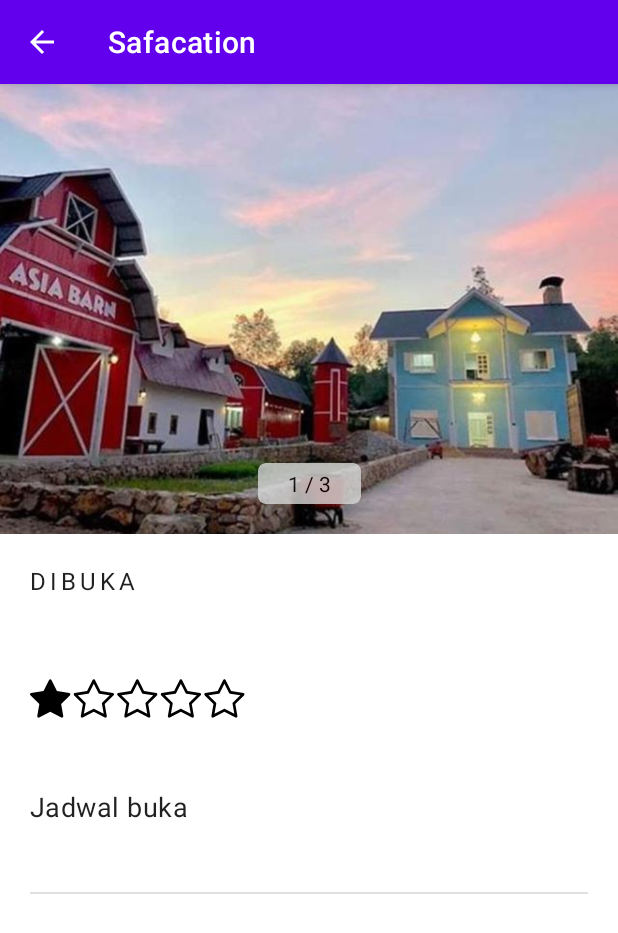
After one commit to syariff2/Safacation, an Android app: the DetailActivity screen opened directly, with no data from a screen before it, on a phone screen of 412 x 824 dp. The commit adds this screen. Shown: the top 933 px of the screen. Run offline under Robolectric (Android 15) with nearby library versions, the phone set to English and light mode, and no system bars.

Commit message:
Menambahkan halaman detail & fitur geser gambar

```diff
--- a/app/src/main/AndroidManifest.xml
+++ b/app/src/main/AndroidManifest.xml
@@ -10,6 +10,9 @@
         android:supportsRtl="true"
         android:theme="@style/Theme.Safacation">
         <activity
+            android:name=".DetailActivity"
+            android:exported="false" />
+        <activity
             android:name=".MainActivity"
             android:exported="true">
             <intent-filter>
--- /dev/null
+++ b/app/src/main/java/com/sawelo/safacation/DetailActivity.kt
@@ -0,0 +1,65 @@
+package com.sawelo.safacation
+
+import android.os.Bundle
+import android.view.MenuItem
+import androidx.appcompat.app.AppCompatActivity
+import androidx.viewpager2.widget.ViewPager2
+import com.sawelo.safacation.databinding.ActivityDetailBinding
+
+class DetailActivity : AppCompatActivity() {
+    private lateinit var binding: ActivityDetailBinding
+
+    override fun onCreate(savedInstanceState: Bundle?) {
+        super.onCreate(savedInstanceState)
+        binding = ActivityDetailBinding.inflate(layoutInflater)
+        setContentView(binding.root)
+
+        supportActionBar?.setDisplayHomeAsUpEnabled(true)
+
+        val photoList = listOf(
+            R.drawable.asiafarm,
+            R.drawable.asiafarm1,
+            R.drawable.asiafarm2
+        )
+
+        binding.detailPhotoPager.adapter = DetailPhotoAdapter(
+            supportFragmentManager, lifecycle, photoList,
+        )
+
+        val initialPosition = "1 / ${DetailPhotoAdapter.ITEM_COUNT}"
+        binding.detailPhotoPosition.text = initialPosition
+
+        binding.detailPhotoPager.registerOnPageChangeCallback(
+            object : ViewPager2.OnPageChangeCallback() {
+                override fun onPageScrolled(
+                    position: Int,
+                    positionOffset: Float,
+                    positionOffsetPixels: Int
+                ) {
+                    super.onPageScrolled(position, positionOffset, positionOffsetPixels)
+                    when {
+                        (positionOffset < 0.5) -> {
+                            val currentPosition = "${position + 1} / ${DetailPhotoAdapter.ITEM_COUNT}"
+                            binding.detailPhotoPosition.text = currentPosition
+                        }
+                        (positionOffset >= 0.5) -> {
+                            val currentPosition = "${position + 2} / ${DetailPhotoAdapter.ITEM_COUNT}"
+                            binding.detailPhotoPosition.text = currentPosition
+                        }
+                    }
+                }
+            }
+        )
+    }
+
+    /**
+     * Jika tombol kembali ditekan, maka kembali ke MainActivity
+     */
+    override fun onOptionsItemSelected(item: MenuItem): Boolean {
+        if (item.itemId == android.R.id.home) {
+            finish()
+            return true
+        }
+        return false
+    }
+}
--- /dev/null
+++ b/app/src/main/java/com/sawelo/safacation/DetailPhotoAdapter.kt
@@ -0,0 +1,29 @@
+package com.sawelo.safacation
+
+import android.os.Bundle
+import androidx.fragment.app.Fragment
+import androidx.fragment.app.FragmentManager
+import androidx.lifecycle.Lifecycle
+import androidx.viewpager2.adapter.FragmentStateAdapter
+
+class DetailPhotoAdapter(
+    fragmentManager: FragmentManager,
+    lifeCycle: Lifecycle,
+    private val photoList: List<Int>,
+) :
+    FragmentStateAdapter(fragmentManager, lifeCycle) {
+    override fun getItemCount(): Int = ITEM_COUNT
+
+    override fun createFragment(position: Int): Fragment {
+        val fragment = DetailPhotoFragment()
+        fragment.arguments = Bundle().apply {
+            putInt(PHOTO_ARGS, photoList[position])
+        }
+        return fragment
+    }
+
+    companion object {
+        const val PHOTO_ARGS = "PHOTO_ARGS"
+        const val ITEM_COUNT = 3
+    }
+}
--- /dev/null
+++ b/app/src/main/java/com/sawelo/safacation/DetailPhotoFragment.kt
@@ -0,0 +1,25 @@
+package com.sawelo.safacation
+
+import android.os.Bundle
+import android.view.LayoutInflater
+import android.view.View
+import android.view.ViewGroup
+import android.widget.ImageView
+import androidx.fragment.app.Fragment
+
+class DetailPhotoFragment : Fragment() {
+    override fun onCreateView(
+        inflater: LayoutInflater, container: ViewGroup?,
+        savedInstanceState: Bundle?
+    ): View? {
+        return inflater.inflate(R.layout.fragment_detail_photo, container, false)
+    }
+
+    override fun onViewCreated(view: View, savedInstanceState: Bundle?) {
+        super.onViewCreated(view, savedInstanceState)
+        arguments?.apply {
+            val imageView = view.findViewById<ImageView>(R.id.detail_photo_item)
+            imageView.setImageResource(getInt(DetailPhotoAdapter.PHOTO_ARGS))
+        }
+    }
+}
--- a/app/src/main/java/com/sawelo/safacation/HealthFragment.kt
+++ b/app/src/main/java/com/sawelo/safacation/HealthFragment.kt
@@ -1,17 +1,32 @@
 package com.sawelo.safacation
 
+import android.content.Intent
 import android.os.Bundle
-import androidx.fragment.app.Fragment
 import android.view.LayoutInflater
 import android.view.View
 import android.view.ViewGroup
+import androidx.fragment.app.Fragment
+import com.google.android.material.floatingactionbutton.ExtendedFloatingActionButton
 
 class HealthFragment : Fragment() {
     override fun onCreateView(
         inflater: LayoutInflater, container: ViewGroup?,
         savedInstanceState: Bundle?
     ): View? {
-        println("Percobaan baru")
         return inflater.inflate(R.layout.fragment_health, container, false)
     }
+
+    override fun onViewCreated(view: View, savedInstanceState: Bundle?) {
+        super.onViewCreated(view, savedInstanceState)
+
+        /**
+         * Aku taruh tombol fab disini sementara aja,
+         * cuma biar bisa masuk detail activity
+         */
+        val fab = view.findViewById<ExtendedFloatingActionButton>(R.id.fab)
+        fab.setOnClickListener {
+            val intent = Intent(requireContext(), DetailActivity::class.java)
+            startActivity(intent)
+        }
+    }
 }
--- /dev/null
+++ b/app/src/main/res/drawable/ic_starreview_1.xml
@@ -0,0 +1,41 @@
+<vector xmlns:android="http://schemas.android.com/apk/res/android"
+    android:width="144dp"
+    android:height="27dp"
+    android:viewportWidth="144"
+    android:viewportHeight="27">
+  <group>
+    <clip-path
+        android:pathData="M0,0h27v27h-27z"/>
+    <path
+        android:pathData="M6.095,26.06C5.444,26.394 4.705,25.809 4.836,25.061L6.237,17.079L0.292,11.416C-0.263,10.886 0.025,9.917 0.769,9.813L9.035,8.638L12.72,1.336C13.053,0.678 13.952,0.678 14.285,1.336L17.97,8.638L26.236,9.813C26.98,9.917 27.268,10.886 26.711,11.416L20.768,17.079L22.169,25.061C22.3,25.809 21.561,26.394 20.91,26.06L13.5,22.253L6.094,26.06H6.095Z"
+        android:fillColor="#000000"/>
+  </group>
+  <group>
+    <clip-path
+        android:pathData="M29.025,0h27v27h-27z"/>
+    <path
+        android:pathData="M33.861,25.059C33.73,25.809 34.469,26.394 35.12,26.06L42.528,22.253L49.935,26.06C50.586,26.394 51.325,25.809 51.194,25.061L49.793,17.079L55.736,11.416C56.293,10.886 56.006,9.917 55.261,9.813L46.995,8.638L43.31,1.337C43.239,1.189 43.129,1.063 42.99,0.976C42.852,0.888 42.691,0.842 42.528,0.842C42.364,0.842 42.203,0.888 42.065,0.976C41.926,1.063 41.816,1.189 41.745,1.337L38.06,8.64L29.795,9.815C29.05,9.919 28.762,10.888 29.317,11.418L35.262,17.081L33.861,25.063V25.059ZM42.139,20.39L35.918,23.586L37.09,16.909C37.117,16.755 37.106,16.597 37.058,16.448C37.01,16.3 36.927,16.165 36.814,16.057L31.911,11.382L38.748,10.41C38.89,10.389 39.024,10.333 39.14,10.249C39.255,10.164 39.348,10.053 39.411,9.924L42.525,3.751L45.642,9.924C45.705,10.053 45.798,10.164 45.914,10.249C46.029,10.333 46.163,10.389 46.305,10.41L53.143,11.38L48.239,16.055C48.126,16.164 48.043,16.299 47.995,16.448C47.947,16.596 47.936,16.755 47.964,16.909L49.135,23.586L42.915,20.39C42.794,20.328 42.661,20.296 42.526,20.296C42.39,20.296 42.257,20.328 42.137,20.39H42.139Z"
+        android:fillColor="#000000"/>
+  </group>
+  <group>
+    <clip-path
+        android:pathData="M58.05,0h27v27h-27z"/>
+    <path
+        android:pathData="M62.886,25.059C62.755,25.809 63.494,26.394 64.145,26.06L71.553,22.253L78.96,26.06C79.611,26.394 80.35,25.809 80.219,25.061L78.818,17.079L84.761,11.416C85.318,10.886 85.031,9.917 84.285,9.813L76.02,8.638L72.335,1.337C72.265,1.189 72.154,1.063 72.015,0.976C71.877,0.888 71.716,0.842 71.552,0.842C71.389,0.842 71.228,0.888 71.09,0.976C70.951,1.063 70.841,1.189 70.77,1.337L67.085,8.64L58.819,9.815C58.075,9.919 57.787,10.888 58.342,11.418L64.287,17.081L62.886,25.063V25.059ZM71.163,20.39L64.943,23.586L66.115,16.909C66.142,16.755 66.131,16.597 66.083,16.448C66.035,16.3 65.952,16.165 65.84,16.057L60.936,11.382L67.773,10.41C67.915,10.389 68.049,10.333 68.165,10.249C68.28,10.164 68.373,10.053 68.437,9.924L71.55,3.751L74.667,9.924C74.73,10.053 74.823,10.164 74.939,10.249C75.054,10.333 75.188,10.389 75.33,10.41L82.168,11.38L77.264,16.055C77.151,16.164 77.068,16.299 77.02,16.448C76.972,16.596 76.961,16.755 76.989,16.909L78.16,23.586L71.94,20.39C71.82,20.328 71.686,20.296 71.551,20.296C71.415,20.296 71.282,20.328 71.162,20.39H71.163Z"
+        android:fillColor="#000000"/>
+  </group>
+  <group>
+    <clip-path
+        android:pathData="M87.075,0h27v27h-27z"/>
+    <path
+        android:pathData="M91.911,25.059C91.78,25.809 92.519,26.394 93.17,26.06L100.578,22.253L107.985,26.06C108.636,26.394 109.375,25.809 109.244,25.061L107.843,17.079L113.786,11.416C114.343,10.886 114.056,9.917 113.311,9.813L105.045,8.638L101.36,1.337C101.289,1.189 101.179,1.063 101.04,0.976C100.902,0.888 100.741,0.842 100.578,0.842C100.414,0.842 100.253,0.888 100.115,0.976C99.976,1.063 99.866,1.189 99.795,1.337L96.11,8.64L87.844,9.815C87.1,9.919 86.812,10.888 87.367,11.418L93.312,17.081L91.911,25.063V25.059ZM100.189,20.39L93.968,23.586L95.14,16.909C95.167,16.755 95.156,16.597 95.108,16.448C95.06,16.3 94.977,16.165 94.865,16.057L89.961,11.382L96.798,10.41C96.94,10.389 97.074,10.333 97.19,10.249C97.305,10.164 97.398,10.053 97.462,9.924L100.575,3.751L103.692,9.924C103.755,10.053 103.848,10.164 103.964,10.249C104.079,10.333 104.213,10.389 104.355,10.41L111.193,11.38L106.289,16.055C106.176,16.164 106.093,16.299 106.045,16.448C105.997,16.596 105.986,16.755 106.014,16.909L107.185,23.586L100.965,20.39C100.845,20.328 100.711,20.296 100.576,20.296C100.441,20.296 100.307,20.328 100.187,20.39H100.189Z"
+        android:fillColor="#000000"/>
+  </group>
+  <group>
+    <clip-path
+        android:pathData="M116.1,0h27v27h-27z"/>
+    <path
+        android:pathData="M120.936,25.059C120.805,25.809 121.544,26.394 122.195,26.06L129.603,22.253L137.01,26.06C137.661,26.394 138.4,25.809 138.269,25.061L136.868,17.079L142.811,11.416C143.368,10.886 143.081,9.917 142.336,9.813L134.07,8.638L130.385,1.337C130.314,1.189 130.204,1.063 130.065,0.976C129.927,0.888 129.766,0.842 129.603,0.842C129.439,0.842 129.278,0.888 129.14,0.976C129.001,1.063 128.891,1.189 128.82,1.337L125.135,8.64L116.869,9.815C116.125,9.919 115.837,10.888 116.392,11.418L122.337,17.081L120.936,25.063V25.059ZM129.214,20.39L122.993,23.586L124.165,16.909C124.192,16.755 124.181,16.597 124.133,16.448C124.085,16.3 124.002,16.165 123.889,16.057L118.986,11.382L125.823,10.41C125.965,10.389 126.099,10.333 126.215,10.249C126.33,10.164 126.424,10.053 126.487,9.924L129.6,3.751L132.717,9.924C132.78,10.053 132.873,10.164 132.989,10.249C133.104,10.333 133.238,10.389 133.38,10.41L140.218,11.38L135.314,16.055C135.201,16.164 135.118,16.299 135.07,16.448C135.022,16.596 135.011,16.755 135.039,16.909L136.21,23.586L129.99,20.39C129.87,20.328 129.736,20.296 129.601,20.296C129.466,20.296 129.332,20.328 129.212,20.39H129.214Z"
+        android:fillColor="#000000"/>
+  </group>
+</vector>
--- /dev/null
+++ b/app/src/main/res/layout/activity_detail.xml
@@ -0,0 +1,118 @@
+<?xml version="1.0" encoding="utf-8"?>
+<ScrollView xmlns:android="http://schemas.android.com/apk/res/android"
+    xmlns:app="http://schemas.android.com/apk/res-auto"
+    xmlns:tools="http://schemas.android.com/tools"
+    android:layout_width="match_parent"
+    android:layout_height="match_parent"
+    tools:context=".DetailActivity">
+
+    <androidx.constraintlayout.widget.ConstraintLayout
+        android:layout_width="match_parent"
+        android:layout_height="wrap_content">
+
+        <androidx.viewpager2.widget.ViewPager2
+            android:id="@+id/detail_photo_pager"
+            android:layout_width="0dp"
+            android:layout_height="300dp"
+            app:layout_constraintEnd_toEndOf="parent"
+            app:layout_constraintStart_toStartOf="parent"
+            app:layout_constraintTop_toTopOf="parent" />
+
+        <androidx.cardview.widget.CardView
+            android:id="@+id/cardView2"
+            android:layout_width="wrap_content"
+            android:layout_height="wrap_content"
+            android:layout_margin="20dp"
+            android:alpha="0.8"
+            app:cardBackgroundColor="?attr/colorButtonNormal"
+            app:cardCornerRadius="5dp"
+            app:cardElevation="0dp"
+            app:layout_constraintBottom_toBottomOf="@id/detail_photo_pager"
+            app:layout_constraintEnd_toEndOf="parent"
+            app:layout_constraintStart_toStartOf="parent">
+
+            <TextView
+                android:id="@+id/detail_photo_position"
+                android:layout_width="wrap_content"
+                android:layout_height="wrap_content"
+                android:layout_gravity="center"
+                android:paddingHorizontal="20dp"
+                android:paddingVertical="4dp"
+                android:textColor="@color/black"
+                android:textSize="14sp"
+                tools:text="2 / 3" />
+
+        </androidx.cardview.widget.CardView>
+
+        <LinearLayout
+            android:layout_width="0dp"
+            android:layout_height="wrap_content"
+            android:orientation="vertical"
+            android:padding="20dp"
+            app:layout_constraintTop_toBottomOf="@id/detail_photo_pager"
+            app:layout_constraintStart_toStartOf="parent"
+            app:layout_constraintEnd_toEndOf="parent">
+
+            <TextView
+                android:id="@+id/detail_status"
+                style="@style/TextAppearance.MaterialComponents.Overline"
+                android:layout_width="wrap_content"
+                android:layout_height="wrap_content"
+                android:textSize="16sp"
+                android:text="@string/dibuka" />
+
+            <TextView
+                style="@style/TextAppearance.MaterialComponents.Subtitle2"
+                android:layout_width="wrap_content"
+                android:layout_height="wrap_content"
+                android:textColor="@color/black"
+                android:textSize="36sp"
+                tools:text="Nama Lokasi" />
+
+            <ImageView
+                android:layout_width="wrap_content"
+                android:layout_height="wrap_content"
+                android:layout_marginVertical="5dp"
+                android:src="@drawable/ic_starreview_1"
+                android:contentDescription="@string/star_review"/>
+
+            <TextView
+                android:layout_width="wrap_content"
+                android:layout_height="wrap_content"
+                android:textSize="18sp"
+                android:layout_marginVertical="8dp"
+                tools:text="Alamat Lokasi" />
+
+            <TextView
+                style="@style/TextAppearance.MaterialComponents.Body2"
+                android:layout_width="wrap_content"
+                android:layout_height="wrap_content"
+                android:textSize="18sp"
+                android:text="@string/jadwal_buka" />
+
+            <TextView
+                style="@style/TextAppearance.MaterialComponents.Subtitle2"
+                android:layout_width="wrap_content"
+                android:layout_height="wrap_content"
+                android:textSize="18sp"
+                tools:text="Setiap hari (08:00-00:00)" />
+
+            <View
+                android:layout_marginVertical="20dp"
+                android:layout_height="1dp"
+                android:layout_width="match_parent"
+                android:background="?android:attr/listDivider"
+                />
+
+            <androidx.recyclerview.widget.RecyclerView
+                android:layout_width="match_parent"
+                android:layout_height="wrap_content"/>
+
+        </LinearLayout>
+
+
+
+
+    </androidx.constraintlayout.widget.ConstraintLayout>
+
+</ScrollView>
--- /dev/null
+++ b/app/src/main/res/layout/fragment_detail_photo.xml
@@ -0,0 +1,16 @@
+<?xml version="1.0" encoding="utf-8"?>
+<FrameLayout xmlns:android="http://schemas.android.com/apk/res/android"
+    xmlns:tools="http://schemas.android.com/tools"
+    android:layout_width="match_parent"
+    android:layout_height="match_parent"
+    tools:context=".DetailPhotoFragment">
+
+    <ImageView
+        android:id="@+id/detail_photo_item"
+        android:layout_width="match_parent"
+        android:layout_height="match_parent"
+        android:scaleType="centerCrop"
+        android:contentDescription="@string/detail_photo"
+        tools:src="@drawable/asiafarm"/>
+
+</FrameLayout>
--- a/app/src/main/res/layout/fragment_health.xml
+++ b/app/src/main/res/layout/fragment_health.xml
@@ -19,8 +19,8 @@
             android:id="@+id/posterhealth1"
             android:layout_width="50dp"
             android:layout_height="50dp"
+            android:layout_marginStart="15dp"
             android:layout_marginTop="4dp"
-            android:layout_marginStart="15dp"
             android:src="@drawable/wash_your_hands"
             app:layout_constraintEnd_toEndOf="parent"
             app:layout_constraintHorizontal_bias="0.044"
@@ -40,7 +40,7 @@
                 android:text="@string/helath1"
                 android:textColor="@color/black"
                 android:textSize="16dp"
-                android:textStyle="bold"/>
+                android:textStyle="bold" />
 
             <TextView
                 android:id="@+id/descrphealth1"
@@ -70,8 +70,8 @@
             android:id="@+id/posterhealth2"
             android:layout_width="50dp"
             android:layout_height="50dp"
+            android:layout_marginStart="15dp"
             android:layout_marginTop="4dp"
-            android:layout_marginStart="15dp"
             android:src="@drawable/social_distancing"
             app:layout_constraintEnd_toEndOf="parent"
             app:layout_constraintHorizontal_bias="0.044"
@@ -106,7 +106,7 @@
                 android:maxLines="7"
                 android:text="@string/deskrpsi2"
                 android:textColor="@color/black"
-            android:textSize="13sp"/>
+                android:textSize="13sp" />
 
         </LinearLayout>
     </LinearLayout>
@@ -115,16 +115,16 @@
         android:layout_width="match_parent"
         android:layout_height="126dp"
         android:padding="5dp"
+        app:layout_constraintEnd_toEndOf="@+id/linearlayout2"
         app:layout_constraintStart_toStartOf="@+id/linearlayout2"
-        app:layout_constraintEnd_toEndOf="@+id/linearlayout2"
         app:layout_constraintTop_toBottomOf="@+id/linearlayout2">
 
         <ImageView
             android:id="@+id/posterhealth3"
             android:layout_width="50dp"
             android:layout_height="50dp"
+            android:layout_marginStart="15dp"
             android:layout_marginTop="4dp"
-            android:layout_marginStart="15dp"
             android:src="@drawable/vitamins"
             app:layout_constraintEnd_toEndOf="parent"
             app:layout_constraintHorizontal_bias="0.044"
@@ -154,15 +154,25 @@
                 android:id="@+id/descrphealth3"
                 android:layout_width="match_parent"
                 android:layout_height="match_parent"
+                android:layout_marginStart="24dp"
                 android:justificationMode="inter_word"
-            android:layout_marginStart="24dp"
                 android:text="@string/deskrpsi3"
+                android:textColor="@color/black"
                 android:textSize="13sp"
-            android:textColor="@color/black"
                 app:layout_constraintBottom_toBottomOf="parent"
                 app:layout_constraintStart_toStartOf="@+id/titlehealth3"
                 app:layout_constraintTop_toBottomOf="@+id/titlehealth3" />
         </LinearLayout>
     </LinearLayout>
 
+<!--    Ini cuma sementara buat tes, nanti dihapus-->
+    <com.google.android.material.floatingactionbutton.ExtendedFloatingActionButton
+        android:id="@+id/fab"
+        android:layout_width="wrap_content"
+        android:layout_height="wrap_content"
+        android:text="Go to Detail"
+        android:layout_margin="20dp"
+        app:layout_constraintEnd_toEndOf="parent"
+        app:layout_constraintBottom_toBottomOf="parent"/>
+
 </androidx.constraintlayout.widget.ConstraintLayout>
--- a/app/src/main/res/values/strings.xml
+++ b/app/src/main/res/values/strings.xml
@@ -13,4 +13,10 @@
     <string name="deskrpsi1">Untuk menghindari penularan penyakit melalui tangan. Untuk menjaga kebersihan diri (perorangan) Untuk membuat tubuh kita tetap sehat dan bugar. Supaya tidak menjadi agen penularan bibit penyakit kepada orang lain.</string>
     <string name="deskrpsi2">Menjaga jarak atau physical distancing, sebagai bagian dari protokol kesehatan dalam upaya pencegahan penyebaran COVID-19 menjadi penting untuk dilakukan. Sebagaimana menurut rekomendasi dari Badan Kesehatan Dunia (WHO)</string>
     <string name="deskrpsi3">Vitamin memiliki berbagai fungsi yang membantu mengatur metabolisme, mencegah penyakit kronis (seperti penyakit jantung dan kanker) dan untuk memelihara nafsu makan, kesehatan mental dan kekebalan tubuh.</string>
+
+    <string name="hello_blank_fragment">Hello blank fragment</string>
+    <string name="detail_photo">Detail photo</string>
+    <string name="star_review">Star review</string>
+    <string name="jadwal_buka">Jadwal buka</string>
+    <string name="dibuka">DIBUKA</string>
 </resources>
```
Lines whose indentation alone changed are shown as unchanged.
